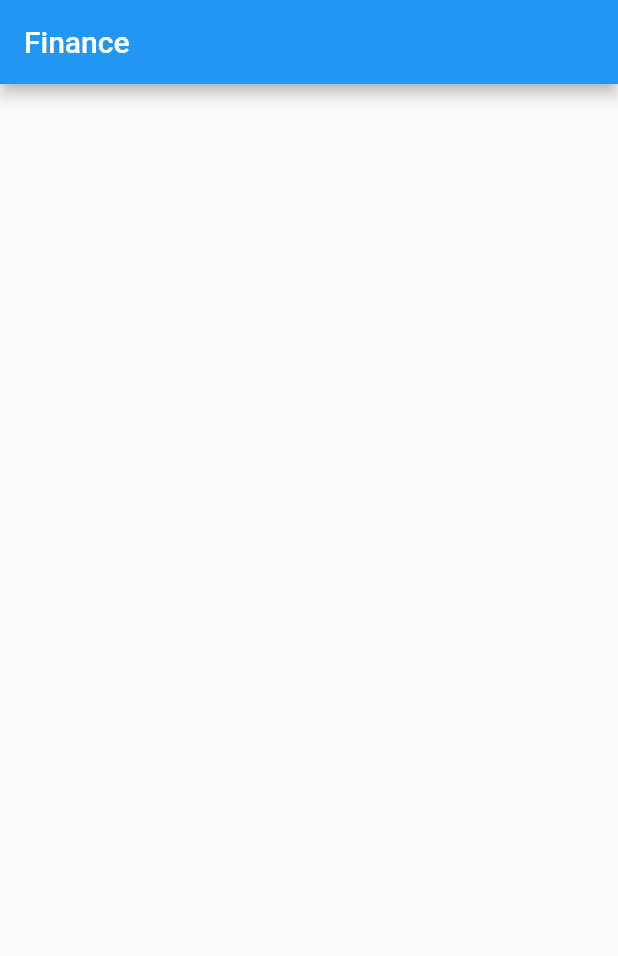
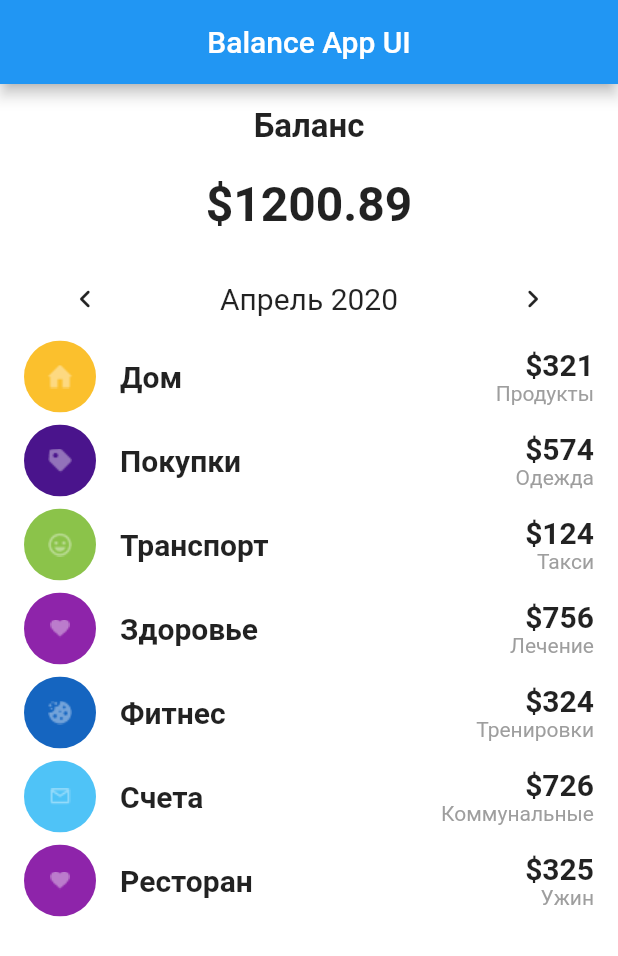
Before and after one commit to MorgueMorg/Neobis-UI-Apps, a Flutter app: the screen it shows after launch, after a tap on "Finance App", on a phone screen of 412 x 824 dp. Shown: the top 956 px of the screen. Run offline on Flutter 3.47's test engine with Material 2 defaults, Android fonts, the light colour scheme and no system bars.

Commit message:
Fixed chip in finance :wrench:

```diff
--- a/lib/apps/finance_app.dart
+++ b/lib/apps/finance_app.dart
@@ -5,8 +5,8 @@ class FinanceApp extends StatefulWidget {
   State<FinanceApp> createState() => _MyHomePageState();
 }
 
-class _MyHomePageState extends State <FinanceApp> {
-  final List<String> _listTitles= [
+class _MyHomePageState extends State<FinanceApp> {
+  final List<String> _listTitles = [
     'Дом',
     'Покупки',
     'Транспорт',
@@ -26,7 +26,7 @@ class _MyHomePageState extends State <FinanceApp> {
     'Ужин',
   ];
 
-  final List<double> _listSpent= [
+  final List<int> _listSpent = [
     321,
     574,
     124,
@@ -36,39 +36,152 @@ class _MyHomePageState extends State <FinanceApp> {
     325,
   ];
 
+  void _changeIndex(int index) {
+    setState(() {
+      // Пустой стейт для листвью билдера
+    });
+  }
+
   final List<Widget> _listImages = [
     IconButton(
         onPressed: () {},
-        icon: Image.asset('assets/financeImages/home.png', width: 50, height: 50)),
+        icon: Image.asset('assets/financeImages/home.png',
+            width: 50, height: 50)),
     IconButton(
         onPressed: () {},
-        icon: Image.asset('assets/financeImages/tag.png', width: 50, height: 50)),
+        icon:
+            Image.asset('assets/financeImages/tag.png', width: 50, height: 50)),
     IconButton(
         onPressed: () {},
-        icon: Image.asset('assets/financeImages/happy.png', width: 50, height: 50)),
+        icon: Image.asset('assets/financeImages/happy.png',
+            width: 50, height: 50)),
     IconButton(
         onPressed: () {},
-        icon: Image.asset('assets/financeImages/heart.png', width: 50, height: 50)),
+        icon: Image.asset('assets/financeImages/heart.png',
+            width: 50, height: 50)),
     IconButton(
         onPressed: () {},
-        icon: Image.asset('assets/financeImages/cookie.png', width: 50, height: 50)),
+        icon: Image.asset('assets/financeImages/cookie.png',
+            width: 50, height: 50)),
     IconButton(
         onPressed: () {},
-        icon: Image.asset('assets/financeImages/mail.png', width: 50, height: 50)),
+        icon: Image.asset('assets/financeImages/mail.png',
+            width: 100, height: 100)),
     IconButton(
         onPressed: () {},
         // Я не знаю почему опять сердце, так в фигме
-        icon: Image.asset('assets/financeImages/heart.png', width: 50, height: 50)),
+        icon: Image.asset('assets/financeImages/heart.png',
+            width: 200, height: 200)),
+  ];
+
+  final List<Color> chipColors = [
+    Colors.yellow.shade700,
+    Colors.purple.shade900,
+    Colors.lightGreen.shade500,
+    Colors.purple.shade600,
+    Colors.blue.shade800,
+    Colors.lightBlue.shade300,
+    Colors.purple.shade600,
   ];
 
   @override
   Widget build(BuildContext context) {
     return MaterialApp(
       home: Scaffold(
+        backgroundColor: Colors.white,
         appBar: AppBar(
-          title: Text("Finance"),
+          title: Text('Balance App UI'),
+          centerTitle: true,
         ),
-        body: null,
+        body: Center(
+          child: Column(
+            // Main column, everything in here
+            crossAxisAlignment: CrossAxisAlignment.center,
+            children: [
+              const Padding(
+                padding: EdgeInsets.only(top: 15),
+                child: Text(
+                  'Баланс',
+                  style: TextStyle(
+                    fontSize: 22,
+                    fontWeight: FontWeight.w600,
+                  ),
+                ),
+              ),
+              const Padding(
+                padding: EdgeInsets.all(20),
+                child: Text(
+                  '\$1200.89',
+                  style: TextStyle(
+                    fontSize: 32,
+                    fontWeight: FontWeight.w700,
+                  ),
+                ),
+              ),
+              Row(
+                mainAxisAlignment: MainAxisAlignment.spaceAround,
+                children: [
+                  IconButton(
+                      onPressed: () {},
+                      icon: const Icon(Icons.chevron_left_rounded)),
+                  const Text(
+                    'Апрель 2020',
+                    style: TextStyle(
+                      fontSize: 20,
+                      fontWeight: FontWeight.w400,
+                    ),
+                  ),
+                  IconButton(
+                      onPressed: () {},
+                      icon: const Icon(Icons.chevron_right_rounded)),
+                ],
+              ),
+              Expanded(
+                child: ListView.builder(
+                  itemCount: _listTitles.length,
+                  itemBuilder: (BuildContext context, int index) {
+                    return ListTile(
+                      leading: Chip(
+                        label: _listImages[index],
+                        backgroundColor: chipColors[index],
+                        padding: EdgeInsets.all(0),
+                        labelPadding: EdgeInsets.all(0),
+                      ),
+                      title: Text(
+                        _listTitles[index],
+                        style: const TextStyle(
+                          fontSize: 20,
+                          fontWeight: FontWeight.w600,
+                        ),
+                      ),
+                      trailing: Column(
+                        mainAxisAlignment: MainAxisAlignment.center,
+                        crossAxisAlignment: CrossAxisAlignment.end,
+                        children: [
+                          Text(
+                            '\$${_listSpent[index]}',
+                            style: const TextStyle(
+                              fontSize: 20,
+                              fontWeight: FontWeight.w700,
+                            ),
+                          ),
+                          Text(
+                            _listDesc[index],
+                            style: const TextStyle(
+                              fontSize: 14,
+                              fontWeight: FontWeight.w400,
+                              color: Colors.grey,
+                            ),
+                          ),
+                        ],
+                      ),
+                    );
+                  },
+                ),
+              ),
+            ],
+          ),
+        ),
       ),
     );
   }
```
